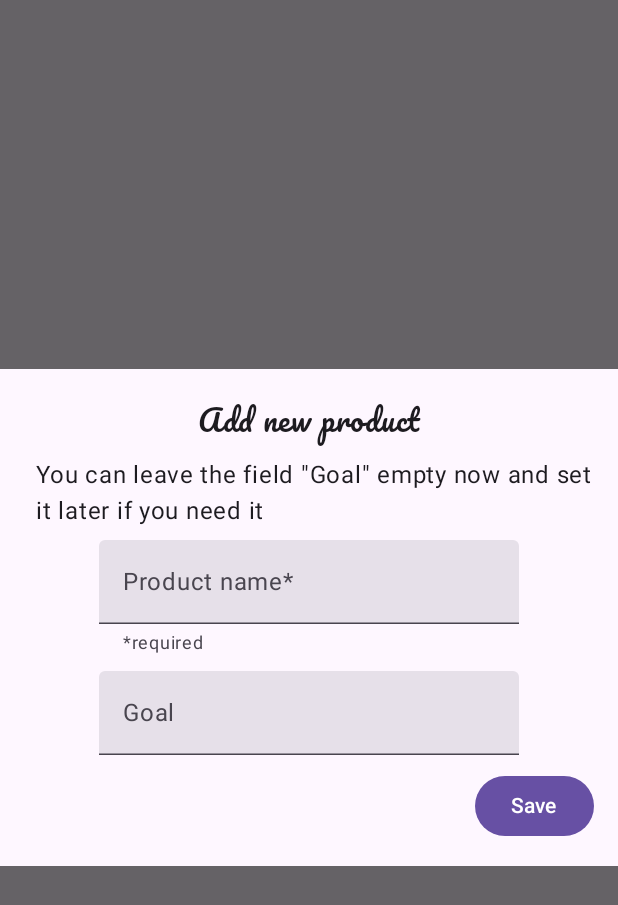
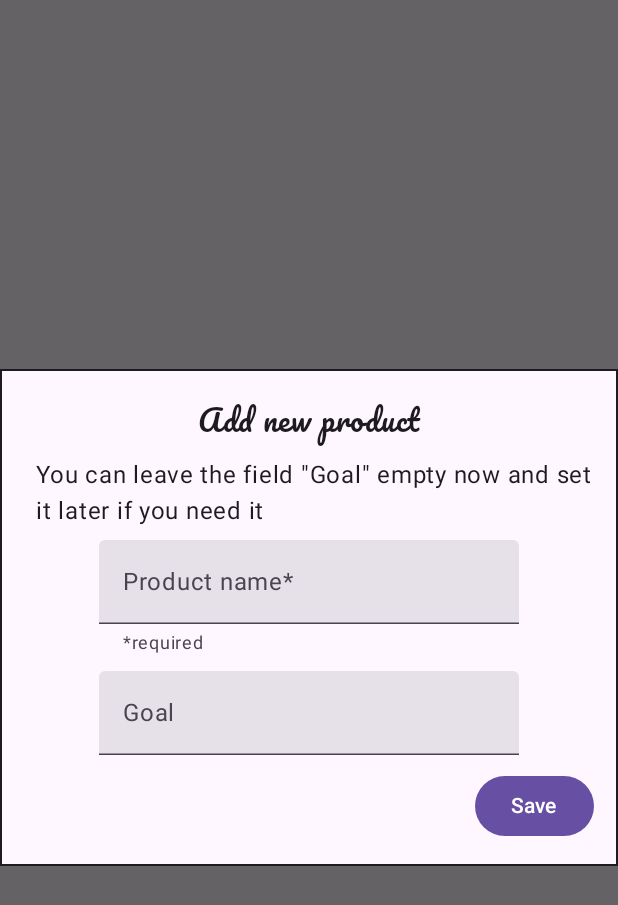
Before and after one commit to SlzAnd/android-JC-RowTallyCat, an Android app built with Jetpack Compose: the composable AddProductDialog shown on its own in the app's theme, on a phone screen of 412 x 824 dp. Shown: the top 905 px of the screen. Run offline under Robolectric (Android 15) with nearby library versions, the phone set to English and light mode, and no system bars.

Commit message:
Added border for dialog

```diff
--- a/app/src/main/java/com/example/counterjc/feature_counter/presentation/products/components/AddProductDialog.kt
+++ b/app/src/main/java/com/example/counterjc/feature_counter/presentation/products/components/AddProductDialog.kt
@@ -1,6 +1,7 @@
 package com.example.counterjc.feature_counter.presentation.products.components
 
 import androidx.compose.foundation.background
+import androidx.compose.foundation.border
 import androidx.compose.foundation.layout.Arrangement
 import androidx.compose.foundation.layout.Box
 import androidx.compose.foundation.layout.Column
@@ -53,6 +54,7 @@ fun AddProductDialog(
                 .background(
                     MaterialTheme.colorScheme.background
                 )
+                .border(1.dp, MaterialTheme.colorScheme.onBackground)
                 .padding(16.dp),
             contentAlignment = Alignment.Center
         ) {
```
